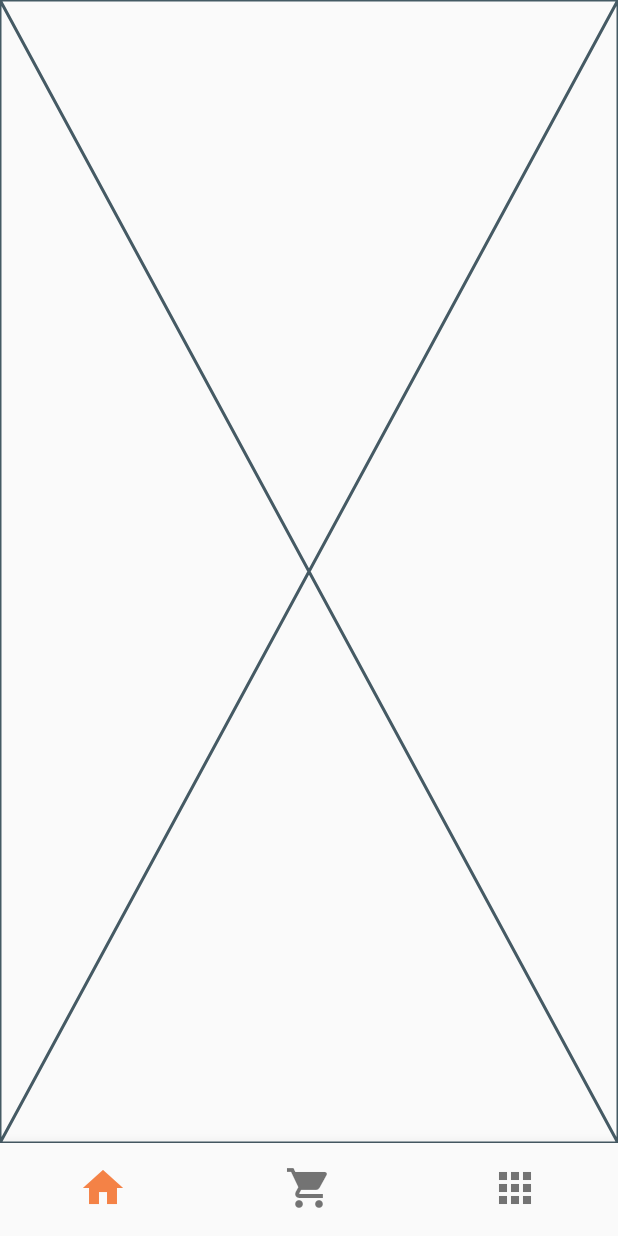
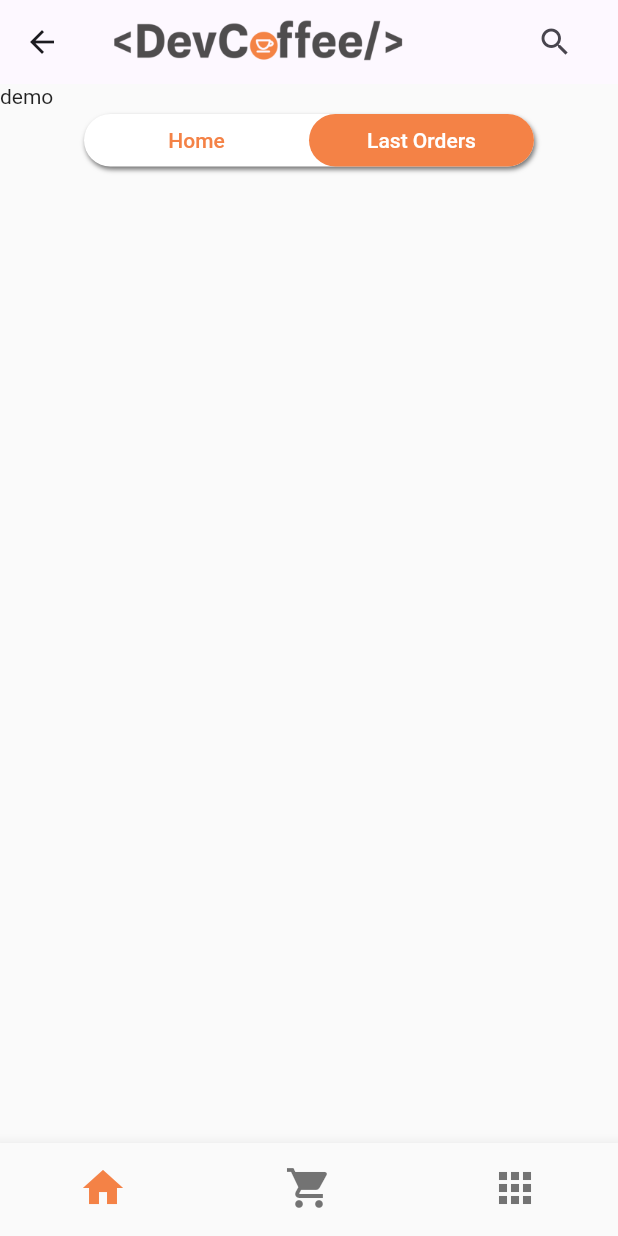
Before and after one commit to JoelStorr/flutter_shopware_6_api, a Flutter app: the screen it shows after launch, after a tap on "Last Orders", on a phone screen of 412 x 824 dp. Run offline on Flutter 3.47's test engine with Material 2 defaults, Android fonts, the phone set to English and light mode, and no system bars; network calls fail.

Commit message:
Added Base Structure for Last Orders Screen

```diff
--- a/lib/screens/last_orders_screen.dart
+++ b/lib/screens/last_orders_screen.dart
@@ -1,10 +1,49 @@
 import 'package:flutter/material.dart';
+import 'package:flutter_shopware_6_api/widgets/buttons/main_pill_button.dart';
 
 class LastOrdersScreen extends StatelessWidget {
   const LastOrdersScreen({super.key});
 
   @override
   Widget build(BuildContext context) {
-    return const Placeholder();
+    return Scaffold(
+      appBar: AppBar(
+        scrolledUnderElevation: 0.0,
+        title: Image.asset(
+          'assets/images/logo/Logo.png',
+          width: 200,
+        ),
+        actions: [
+          IconButton(
+            onPressed: () {},
+            icon: const Icon(
+              Icons.search,
+            ),
+            padding: const EdgeInsets.only(right: 30.0),
+          ),
+        ],
+      ),
+      body: Stack(
+        children: [
+          //TODO: Implement Future Builder for Bought items
+          FutureBuilder(builder: (ctx, snapshot) {
+            return const Text('demo');
+          }),
+          Column(
+            children: [
+              const SizedBox(
+                height: 20,
+              ),
+              MainPillButton(
+                activeElement: 'right',
+                textLeft: 'Home',
+                textRight: 'Last Orders',
+                navigateTo: const LastOrdersScreen(),
+              ),
+            ],
+          ),
+        ],
+      ),
+    );
   }
 }
--- a/lib/widgets/cards/category_cart.dart
+++ b/lib/widgets/cards/category_cart.dart
@@ -25,8 +25,10 @@ class CategoryCart extends StatelessWidget {
           BoxShadow(
             color: Color.fromARGB(137, 70, 70, 70),
             offset: Offset(1.0, 2.0),
-                blurRadius: 2.0),
-          ]),
+            blurRadius: 2.0,
+          ),
+        ],
+      ),
       padding: const EdgeInsets.only(left: 10),
       child: Row(
         mainAxisAlignment: MainAxisAlignment.spaceBetween,
```
Lines whose indentation alone changed are shown as unchanged.
